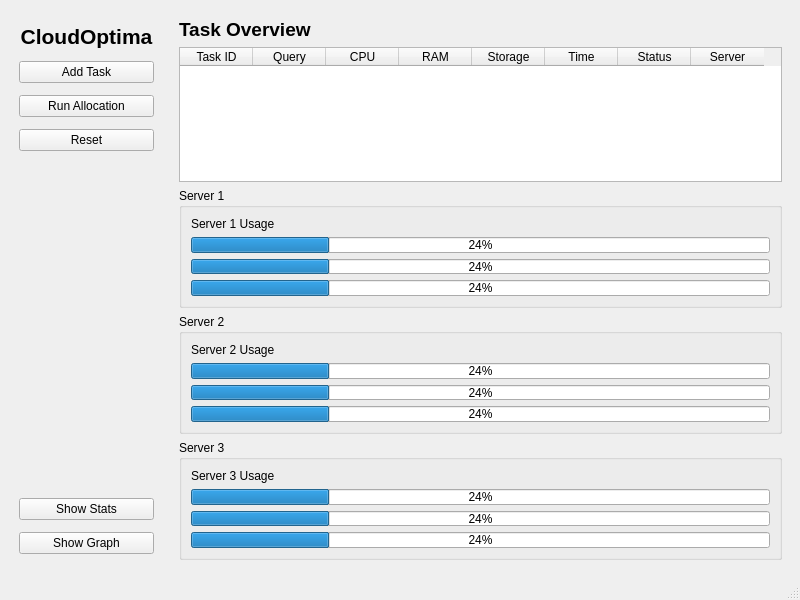
ashutosh691/CloudOptima-An-Optimised-Resource-Allocation-System, file mainwindow.ui: the form before one commit.
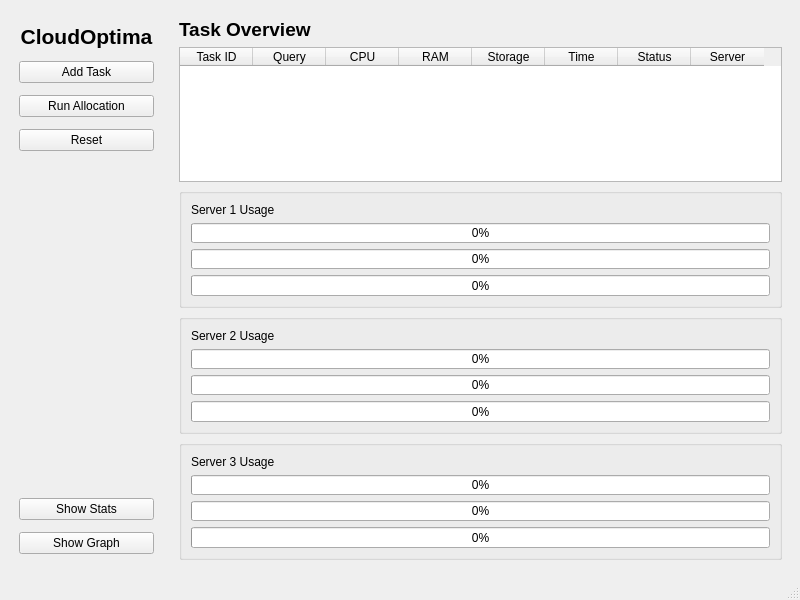
The form after the commit.

What changed in the file:
```diff
--- a/mainwindow.ui
+++ b/mainwindow.ui
@@ -221,7 +221,7 @@
                 </size>
                </property>
                <property name="title">
-                <string>Server 1</string>
+                <string/>
                </property>
                <layout class="QVBoxLayout" name="verticalLayout_9">
                 <item>
@@ -236,21 +236,21 @@
                   <item>
                    <widget class="QProgressBar" name="cpuBar1">
                     <property name="value">
-                     <number>24</number>
+                     <number>0</number>
                     </property>
                    </widget>
                   </item>
                   <item>
                    <widget class="QProgressBar" name="ramBar1">
                     <property name="value">
-                     <number>24</number>
+                     <number>0</number>
                     </property>
                    </widget>
                   </item>
                   <item>
                    <widget class="QProgressBar" name="storageBar1">
                     <property name="value">
-                     <number>24</number>
+                     <number>0</number>
                     </property>
                    </widget>
                   </item>
@@ -268,7 +268,7 @@
                 </size>
                </property>
                <property name="title">
-                <string>Server 2</string>
+                <string/>
                </property>
                <layout class="QVBoxLayout" name="verticalLayout_10">
                 <item>
@@ -283,21 +283,21 @@
                   <item>
                    <widget class="QProgressBar" name="cpuBar2">
                     <property name="value">
-                     <number>24</number>
+                     <number>0</number>
                     </property>
                    </widget>
                   </item>
                   <item>
                    <widget class="QProgressBar" name="ramBar2">
                     <property name="value">
-                     <number>24</number>
+                     <number>0</number>
                     </property>
                    </widget>
                   </item>
                   <item>
                    <widget class="QProgressBar" name="storageBar2">
                     <property name="value">
-                     <number>24</number>
+                     <number>0</number>
                     </property>
                    </widget>
                   </item>
@@ -315,7 +315,7 @@
                 </size>
                </property>
                <property name="title">
-                <string>Server 3</string>
+                <string/>
                </property>
                <layout class="QVBoxLayout" name="verticalLayout_11">
                 <item>
@@ -330,21 +330,21 @@
                   <item>
                    <widget class="QProgressBar" name="cpuBar3">
                     <property name="value">
-                     <number>24</number>
+                     <number>0</number>
                     </property>
                    </widget>
                   </item>
                   <item>
                    <widget class="QProgressBar" name="ramBar3">
                     <property name="value">
-                     <number>24</number>
+                     <number>0</number>
                     </property>
                    </widget>
                   </item>
                   <item>
                    <widget class="QProgressBar" name="storageBar3">
                     <property name="value">
-                     <number>24</number>
+                     <number>0</number>
                     </property>
                    </widget>
                   </item>
```
